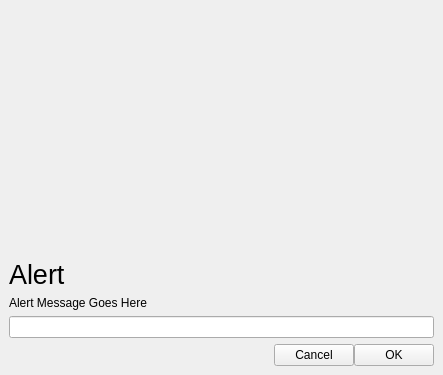
Old version of the form web/browserdialog.ui in the repository vicr123/theweb-cef.
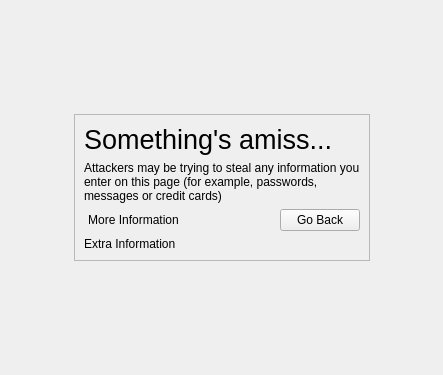
New version of the form. Icons and pictures are not drawn.

Diff of the .ui file:
```diff
--- a/web/browserdialog.ui
+++ b/web/browserdialog.ui
@@ -29,7 +29,7 @@
    <item>
     <widget class="QStackedWidget" name="stackedWidget">
      <property name="currentIndex">
-      <number>0</number>
+      <number>2</number>
      </property>
      <widget class="QWidget" name="page">
       <layout class="QVBoxLayout" name="verticalLayout_3">
@@ -140,6 +140,270 @@
        </item>
       </layout>
      </widget>
+     <widget class="QWidget" name="page_2">
+      <layout class="QVBoxLayout" name="verticalLayout_4">
+       <property name="leftMargin">
+        <number>0</number>
+       </property>
+       <property name="topMargin">
+        <number>0</number>
+       </property>
+       <property name="rightMargin">
+        <number>0</number>
+       </property>
+       <property name="bottomMargin">
+        <number>0</number>
+       </property>
+       <item>
+        <spacer name="verticalSpacer">
+         <property name="orientation">
+          <enum>Qt::Vertical</enum>
+         </property>
+         <property name="sizeHint" stdset="0">
+          <size>
+           <width>20</width>
+           <height>174</height>
+          </size>
+         </property>
+        </spacer>
+       </item>
+       <item>
+        <widget class="QWidget" name="AuthDialogFrame" native="true">
+         <property name="autoFillBackground">
+          <bool>true</bool>
+         </property>
+         <layout class="QVBoxLayout" name="verticalLayout_5">
+          <item>
+           <widget class="QLabel" name="label">
+            <property name="font">
+             <font>
+              <pointsize>20</pointsize>
+             </font>
+            </property>
+            <property name="text">
+             <string>Log In</string>
+            </property>
+           </widget>
+          </item>
+          <item>
+           <widget class="QLabel" name="httpAuthHost">
+            <property name="text">
+             <string>Log in to</string>
+            </property>
+           </widget>
+          </item>
+          <item>
+           <widget class="QLabel" name="httpAuthRealm">
+            <property name="text">
+             <string>Server Realm</string>
+            </property>
+           </widget>
+          </item>
+          <item>
+           <widget class="QLineEdit" name="httpAuthUsername">
+            <property name="placeholderText">
+             <string>Username</string>
+            </property>
+           </widget>
+          </item>
+          <item>
+           <widget class="QLineEdit" name="httpAuthPassword">
+            <property name="echoMode">
+             <enum>QLineEdit::Password</enum>
+            </property>
+            <property name="placeholderText">
+             <string>Password</string>
+            </property>
+           </widget>
+          </item>
+          <item>
+           <layout class="QHBoxLayout" name="horizontalLayout_2">
+            <property name="spacing">
+             <number>0</number>
+            </property>
+            <item>
+             <spacer name="horizontalSpacer">
+              <property name="orientation">
+               <enum>Qt::Horizontal</enum>
+              </property>
+              <property name="sizeHint" stdset="0">
+               <size>
+                <width>40</width>
+                <height>20</height>
+               </size>
+              </property>
+             </spacer>
+            </item>
+            <item>
+             <widget class="QPushButton" name="httpAuthCancel">
+              <property name="text">
+               <string>Cancel</string>
+              </property>
+              <property name="icon">
+               <iconset theme="dialog-cancel">
+                <normaloff>.</normaloff>.</iconset>
+              </property>
+             </widget>
+            </item>
+            <item>
+             <widget class="QPushButton" name="httpAuthOk">
+              <property name="text">
+               <string>OK</string>
+              </property>
+              <property name="icon">
+               <iconset theme="dialog-ok">
+                <normaloff>.</normaloff>.</iconset>
+              </property>
+             </widget>
+            </item>
+           </layout>
+          </item>
+         </layout>
+        </widget>
+       </item>
+      </layout>
+     </widget>
+     <widget class="QWidget" name="page_3">
+      <property name="autoFillBackground">
+       <bool>true</bool>
+      </property>
+      <layout class="QGridLayout" name="gridLayout">
+       <item row="0" column="1">
+        <spacer name="verticalSpacer_3">
+         <property name="orientation">
+          <enum>Qt::Vertical</enum>
+         </property>
+         <property name="sizeHint" stdset="0">
+          <size>
+           <width>20</width>
+           <height>89</height>
+          </size>
+         </property>
+        </spacer>
+       </item>
+       <item row="1" column="0">
+        <spacer name="horizontalSpacer_2">
+         <property name="orientation">
+          <enum>Qt::Horizontal</enum>
+         </property>
+         <property name="sizeHint" stdset="0">
+          <size>
+           <width>36</width>
+           <height>20</height>
+          </size>
+         </property>
+        </spacer>
+       </item>
+       <item row="1" column="1">
+        <widget class="QFrame" name="certErrorFrame">
+         <property name="frameShape">
+          <enum>QFrame::StyledPanel</enum>
+         </property>
+         <property name="frameShadow">
+          <enum>QFrame::Raised</enum>
+         </property>
+         <layout class="QVBoxLayout" name="verticalLayout_6">
+          <item>
+           <widget class="QLabel" name="label_2">
+            <property name="font">
+             <font>
+              <pointsize>20</pointsize>
+             </font>
+            </property>
+            <property name="text">
+             <string>Something's amiss...</string>
+            </property>
+           </widget>
+          </item>
+          <item>
+           <widget class="QLabel" name="label_3">
+            <property name="text">
+             <string>Attackers may be trying to steal any information you enter on this page (for example, passwords, messages or credit cards)</string>
+            </property>
+            <property name="wordWrap">
+             <bool>true</bool>
+            </property>
+           </widget>
+          </item>
+          <item>
+           <layout class="QHBoxLayout" name="horizontalLayout_3">
+            <item>
+             <widget class="QPushButton" name="certErrorMore">
+              <property name="text">
+               <string>More Information</string>
+              </property>
+              <property name="flat">
+               <bool>true</bool>
+              </property>
+             </widget>
+            </item>
+            <item>
+             <spacer name="horizontalSpacer_5">
+              <property name="orientation">
+               <enum>Qt::Horizontal</enum>
+              </property>
+              <property name="sizeHint" stdset="0">
+               <size>
+                <width>40</width>
+                <height>20</height>
+               </size>
+              </property>
+             </spacer>
+            </item>
+            <item>
+             <widget class="QPushButton" name="certErrorAction">
+              <property name="text">
+               <string>Go Back</string>
+              </property>
+              <property name="icon">
+               <iconset theme="go-previous">
+                <normaloff>.</normaloff>.</iconset>
+              </property>
+             </widget>
+            </item>
+           </layout>
+          </item>
+          <item>
+           <widget class="QLabel" name="certErrorExtra">
+            <property name="text">
+             <string notr="true">Extra Information</string>
+            </property>
+            <property name="wordWrap">
+             <bool>true</bool>
+            </property>
+           </widget>
+          </item>
+         </layout>
+        </widget>
+       </item>
+       <item row="1" column="2">
+        <spacer name="horizontalSpacer_4">
+         <property name="orientation">
+          <enum>Qt::Horizontal</enum>
+         </property>
+         <property name="sizeHint" stdset="0">
+          <size>
+           <width>36</width>
+           <height>20</height>
+          </size>
+         </property>
+        </spacer>
+       </item>
+       <item row="2" column="1">
+        <spacer name="verticalSpacer_4">
+         <property name="orientation">
+          <enum>Qt::Vertical</enum>
+         </property>
+         <property name="sizeHint" stdset="0">
+          <size>
+           <width>20</width>
+           <height>88</height>
+          </size>
+         </property>
+        </spacer>
+       </item>
+      </layout>
+     </widget>
     </widget>
    </item>
   </layout>
```
Left out of the diff: 6 changed lines with no effect on the pictures.
